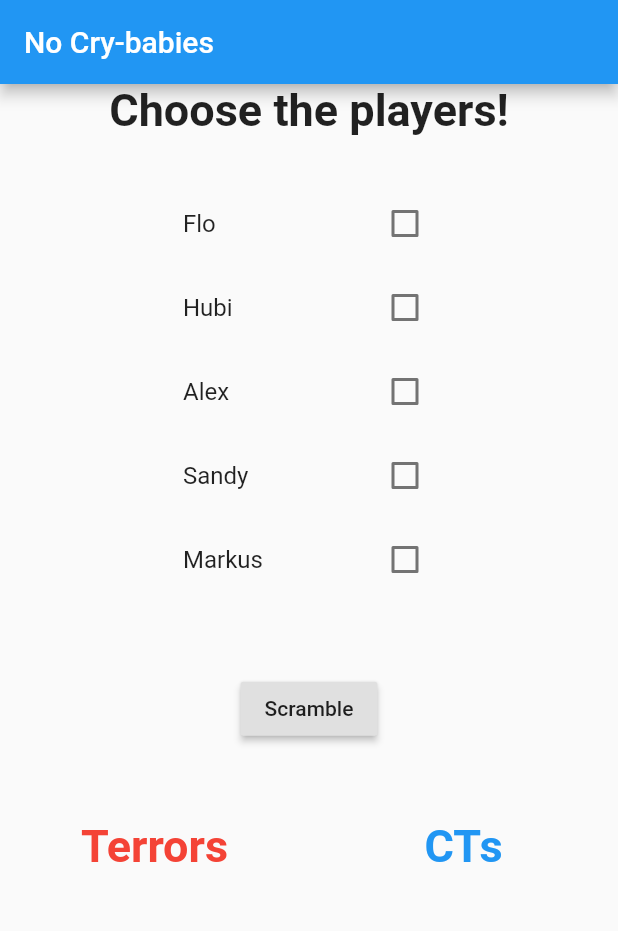
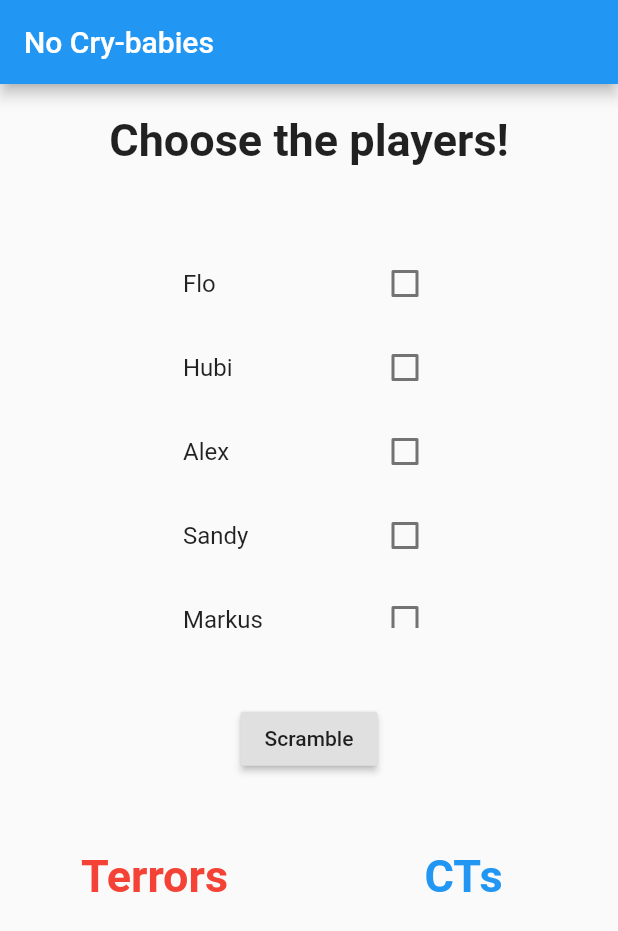
Before and after one commit to diveflo/fair-teams-ai, a Flutter app: the screen it shows after launch, on a phone screen of 412 x 824 dp. Shown: the top 931 px of the screen. Run offline on Flutter 3.47's test engine with Material 2 defaults, Android fonts, the phone set to English and light mode, and no system bars.

Commit message:
Add padding to title

```diff
--- a/frontend/lib/playerSelection.dart
+++ b/frontend/lib/playerSelection.dart
@@ -35,9 +35,12 @@ class _PlayerSelectionState extends State<PlayerSelection> {
     return Column(
       mainAxisAlignment: MainAxisAlignment.spaceEvenly,
       children: [
-        Text(
-          "Choose the players!",
-          style: TextStyle(fontSize: 30, fontWeight: FontWeight.bold),
+        Padding(
+          padding: const EdgeInsets.all(20.0),
+          child: Text(
+            "Choose the players!",
+            style: TextStyle(fontSize: 30, fontWeight: FontWeight.bold),
+          ),
         ),
         SizedBox(
           height: 30,
```
